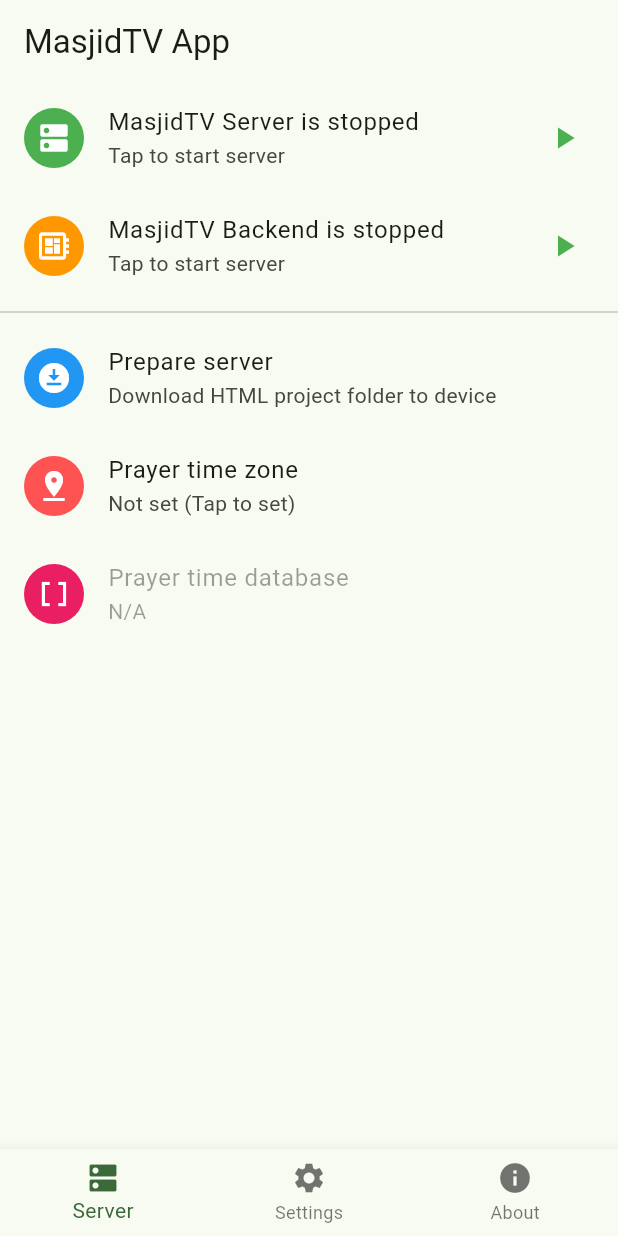
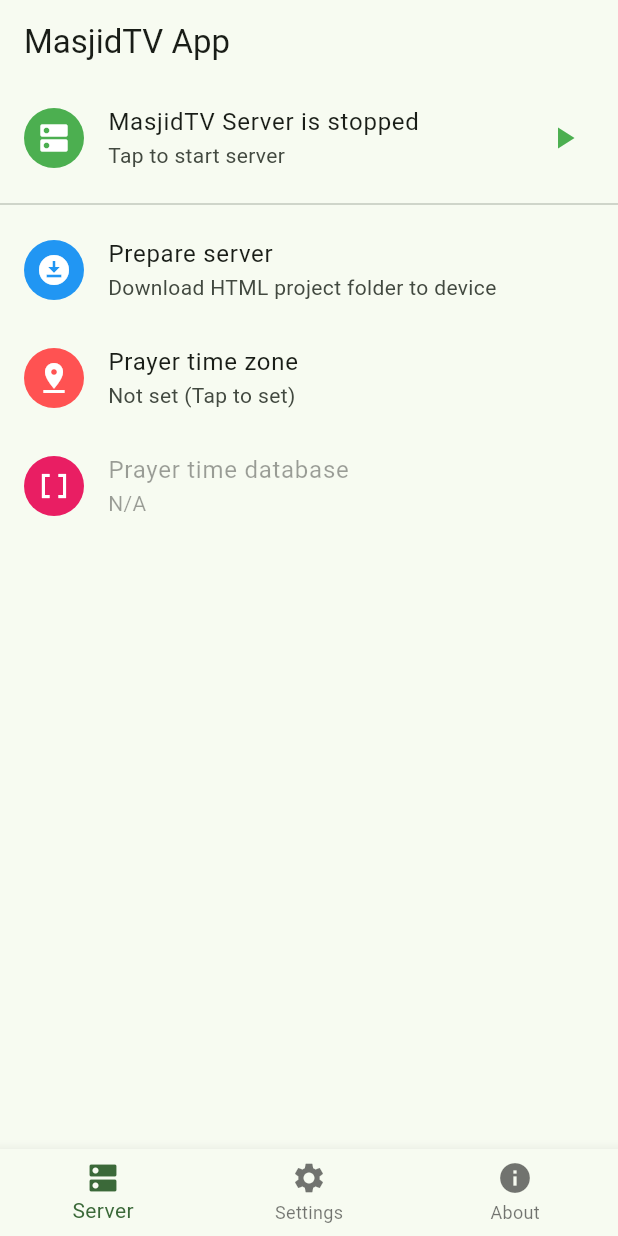
Before and after one commit to MasjidTV/masjidtv_app, a Flutter app: the screen it shows after launch, on a phone screen of 412 x 824 dp. Run offline on Flutter 3.47's test engine with Material 2 defaults, Android fonts, the phone set to English and light mode, and no system bars; our stand-ins replace flutter_dotenv, fluttertoast, package_info_plus, permission_handler, shared_preferences, shelf and 1 more; missing offline and left inert: network_info_plus, shelf_cors_headers, shelf_router.

Commit message:
:zap: Combine server button into one
Starting html server will automaticaly starts backend server

```diff
--- a/lib/pages/app_server.dart
+++ b/lib/pages/app_server.dart
@@ -32,9 +32,7 @@ class AppServer extends StatefulWidget {
 class _AppServerState extends State<AppServer> {
   final NetworkInfo _networkInfo = NetworkInfo();
   ServerStatus _serverStatus = ServerStatus.stopped;
-  ServerStatus _backendServerStatus = ServerStatus.stopped;
-  int? htmlServerPort;
-  int? backendServerPort;
+  int? _htmlServerPort;
   ProcessStatus prepareServerStatus = ProcessStatus.completed;
   ProcessStatus setupZoneStatus = ProcessStatus.completed;
 
@@ -58,24 +56,9 @@ class _AppServerState extends State<AppServer> {
       _serverStatus = ServerStatus.stopping;
       debugPrint('Stopping server');
     });
-    // await Future.delayed(const Duration(seconds: 1));
-    await HtmlServer.stop();
-    setState(() {
-      _serverStatus = ServerStatus.stopped;
-    });
-    debugPrint('Stop server');
-  }
-
-  Future<void> _stopBackendServer() async {
-    setState(() {
-      _backendServerStatus = ServerStatus.stopping;
-      debugPrint('Stopping backend server');
-    });
-    await BackendServer.stop();
-    setState(() {
-      _backendServerStatus = ServerStatus.stopped;
-    });
-    debugPrint('Stop backend server');
+    await Future.wait([HtmlServer.stop(), BackendServer.stop()]);
+    setState(() => _serverStatus = ServerStatus.stopped);
+    Fluttertoast.showToast(msg: 'Servers stopped');
   }
 
   /// Copy the html project folder from flutter assets to device directory
@@ -192,10 +175,8 @@ class _AppServerState extends State<AppServer> {
     var dir = await MyStorage.getMasjidTvDirectory();
     var file = File('${dir.path}/config.json');
 
-    // read the file
+    // read & parse the file
     var content = await file.readAsString();
-
-    // parse the json
     var jsonContent = jsonDecode(content);
 
     // change the zone
@@ -218,7 +199,8 @@ class _AppServerState extends State<AppServer> {
                   setState(() => _serverStatus = ServerStatus.starting);
 
                   try {
-                    htmlServerPort = await HtmlServer.start();
+                    _htmlServerPort = await HtmlServer.start();
+                    await BackendServer.start();
                     setState(() => _serverStatus = ServerStatus.started);
                   } catch (e) {
                     setState(() => _serverStatus = ServerStatus.stopped);
@@ -270,66 +252,7 @@ class _AppServerState extends State<AppServer> {
               ),
           },
         ),
-        ListTile(
-          onTap: _backendServerStatus == ServerStatus.stopped
-              ? () async {
-                  setState(() => _backendServerStatus = ServerStatus.starting);
 
-                  try {
-                    backendServerPort = await BackendServer.start();
-                    setState(() => _backendServerStatus = ServerStatus.started);
-                  } catch (e) {
-                    setState(() => _backendServerStatus = ServerStatus.stopped);
-                    showDialog(
-                      context: context,
-                      builder: (_) => AlertDialog(
-                        title: const Text('Error'),
-                        content: Text(e.toString()),
-                        actions: [
-                          TextButton(
-                            onPressed: () => Navigator.pop(context),
-                            child: const Text('OK'),
-                          )
-                        ],
-                      ),
-                    );
-                    return;
-                  }
-                }
-              : null,
-          onLongPress: _backendServerStatus == ServerStatus.started
-              ? _stopBackendServer
-              : null,
-          leading: const CircleAvatar(
-            backgroundColor: Colors.orange,
-            child: Icon(Icons.developer_board, color: Colors.white),
-          ),
-          title: Text(switch (_backendServerStatus) {
-            ServerStatus.stopped => 'MasjidTV Backend is stopped',
-            ServerStatus.stopping => 'Disposing server',
-            ServerStatus.started => 'Backend Server is running',
-            ServerStatus.starting => 'Starting server',
-          }),
-          subtitle: Text(
-            switch (_backendServerStatus) {
-              ServerStatus.stopped => 'Tap to start server',
-              ServerStatus.stopping => 'Please wait...',
-              ServerStatus.started =>
-                'Server listening on port $backendServerPort (Long press to stop server)',
-              ServerStatus.starting => 'Please wait...',
-            },
-          ),
-          trailing: switch (_backendServerStatus) {
-            ServerStatus.started => const Icon(Icons.stop, color: Colors.red),
-            ServerStatus.stopped =>
-              const Icon(Icons.play_arrow, color: Colors.green),
-            _ => const SizedBox(
-                height: 15,
-                width: 15,
-                child: CircularProgressIndicator(),
-              ),
-          },
-        ),
         if (_serverStatus == ServerStatus.started)
           ListTile(
             onTap: () {
@@ -349,7 +272,7 @@ class _AppServerState extends State<AppServer> {
                   builder: (context, snapshot) {
                     if (snapshot.hasData) {
                       return _NetworkText('On your network: ',
-                          '${snapshot.data}:$htmlServerPort');
+                          '${snapshot.data}:$_htmlServerPort');
                     }
                     return const _NetworkText('On your network: ', 'N/A');
                   },
```
